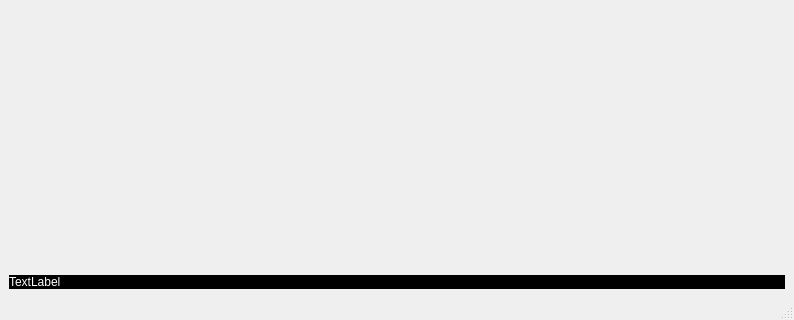
First picture: the form in fen.ui, repository RonangLeSang/telecommande-led-v2, before the edit; both pictures show x 0 to 794 and y 302 to 622 of the 794 by 622 pixel window.
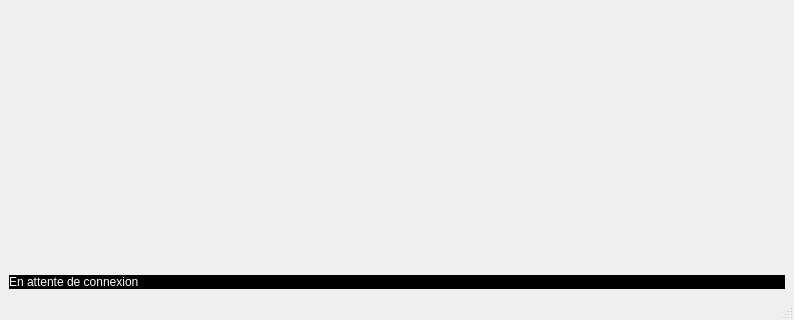
Second picture: the form after the edit.

Commit message: [FIX] arrêt du programme après fermeture de la fenêtre

What changed in the file:
```diff
--- a/fen.ui
+++ b/fen.ui
@@ -162,7 +162,7 @@
 color: white</string>
         </property>
         <property name="text">
-         <string>TextLabel</string>
+         <string>En attente de connexion</string>
         </property>
        </widget>
       </item>
```
The commit also changes 1 other file.
